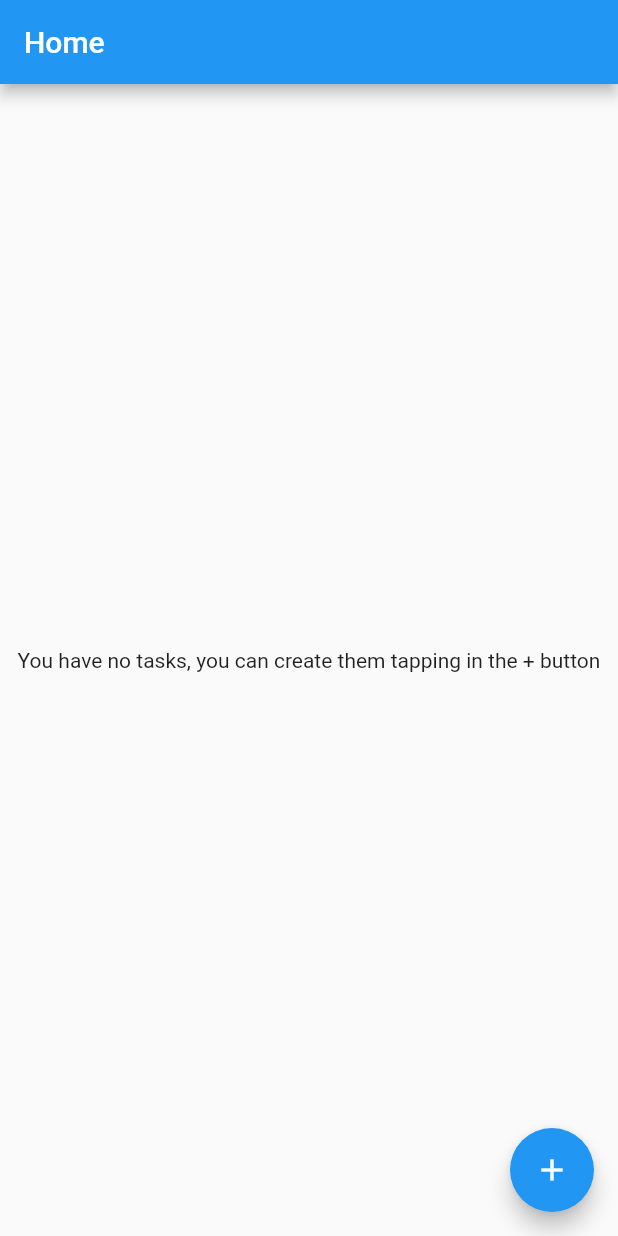
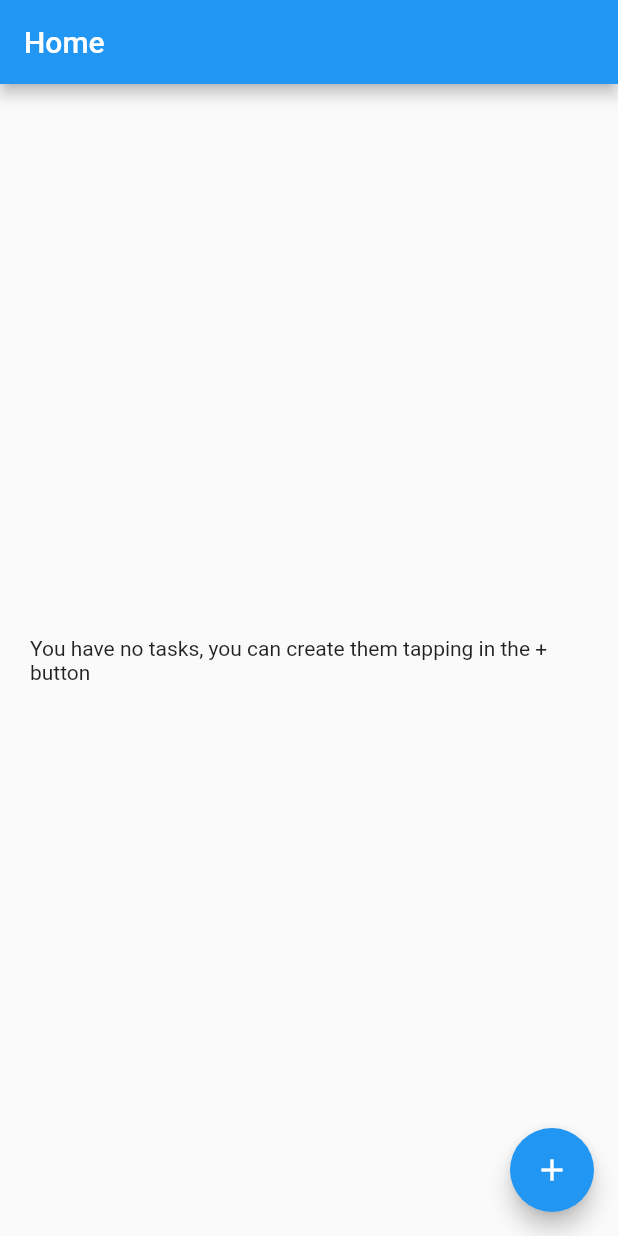
Before and after one commit to imablanco/todo_app, a Flutter app: the screen it shows after launch, on a phone screen of 412 x 824 dp. Run offline on Flutter 3.47's test engine with Material 2 defaults, Android fonts, the phone set to English and light mode, and no system bars; our stand-ins replace cloud_firestore; accounts and stored records are empty.

```diff
--- a/lib/home.dart
+++ b/lib/home.dart
@@ -21,9 +21,11 @@ class HomeScreenState extends State<HomeScreen> {
             if (!snapshot.hasData) {
               return Center(child: CircularProgressIndicator());
             } else if (snapshot.data.documents.isEmpty) {
-              return Center(
-                  child: Text('You have no tasks, you can create '
-                      'them tapping in the + button'));
+              return Padding(
+                  padding: EdgeInsets.all(20.0),
+                  child: Center(
+                      child: Text('You have no tasks, you can create '
+                          'them tapping in the + button')));
             }
             return ListView(
               children: snapshot.data.documents.map((DocumentSnapshot d) {
```
